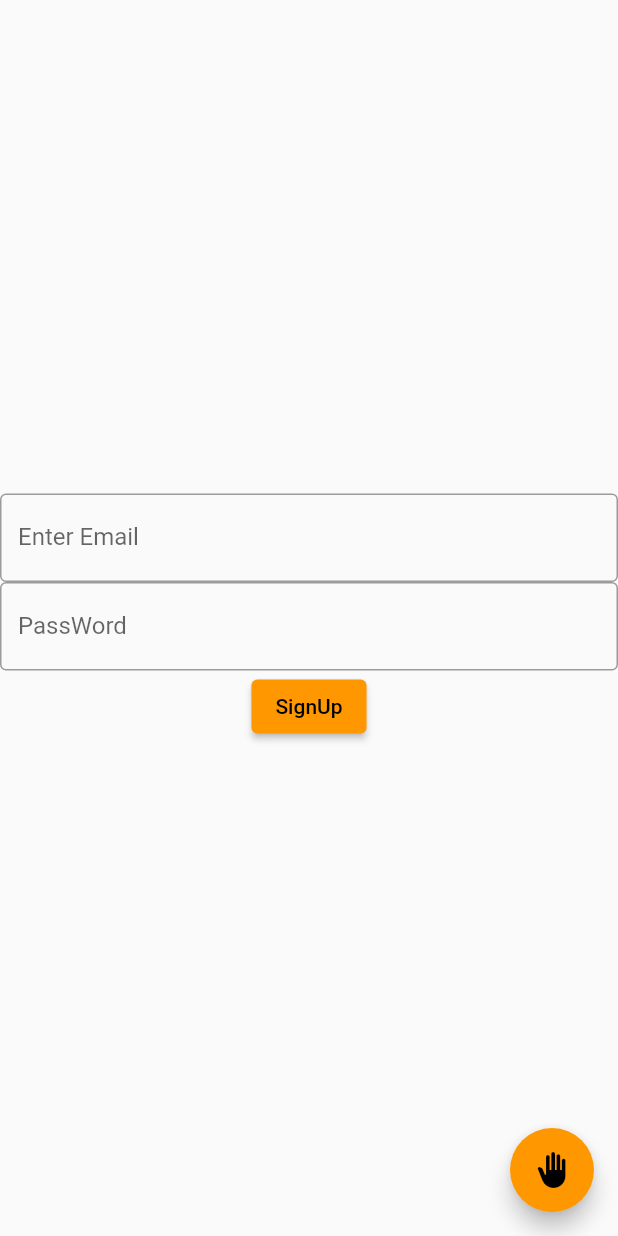
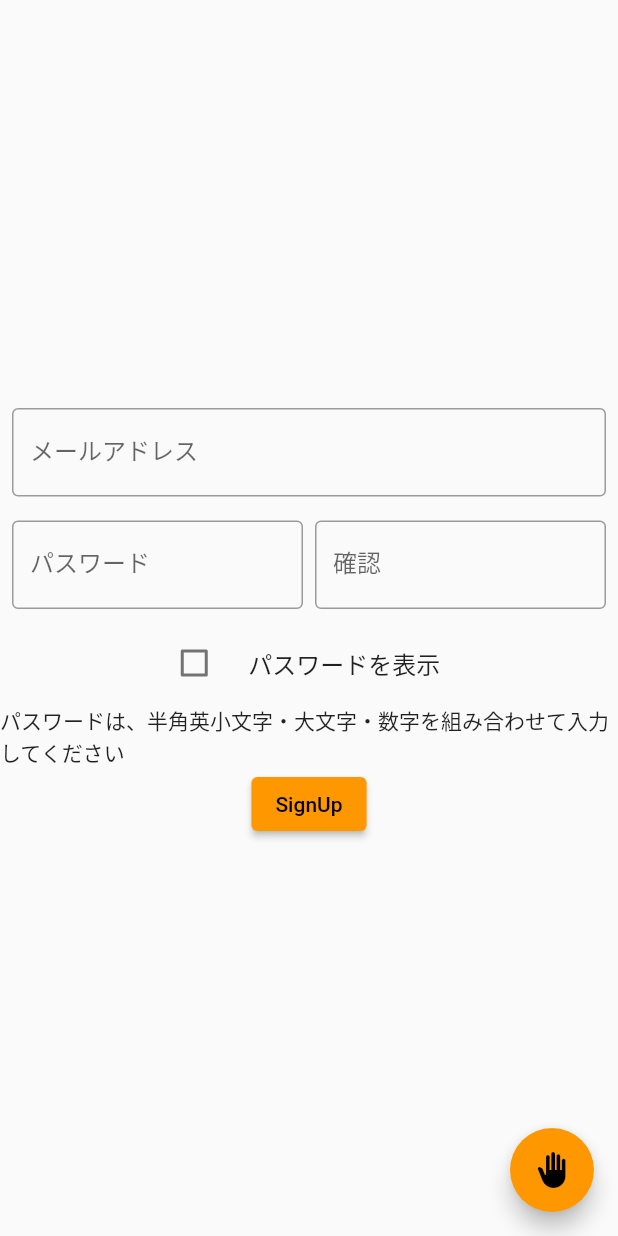
Before and after one commit to shunta0213/KaihatsuDojo, a Flutter app: the SignUpPage screen opened by its route, after a tap on "SignUp", on a phone screen of 412 x 824 dp. Run offline on Flutter 3.47's test engine with Material 2 defaults, Android fonts, the light colour scheme and no system bars; our stand-ins replace firebase_auth, firebase_core; accounts and stored records are empty.

Commit message:
登録画面にパスワードの確認を追加、パスワードの表示/非表示を変えるチェックボックスの追加

```diff
--- a/lib/login_form.dart
+++ b/lib/login_form.dart
@@ -3,6 +3,8 @@ import 'package:firebase_auth/firebase_auth.dart';
 import 'package:kaihatsu_test/main.dart';
 import 'package:provider/provider.dart';
 
+
+// ログイン
 class LoginPage extends StatefulWidget {
   const LoginPage({Key? key}) : super(key: key);
 
@@ -13,7 +15,8 @@ class LoginPage extends StatefulWidget {
 class _LoginPageState extends State<LoginPage> {
   String _email = "";
   String _password = "";
-  String infoText = "";
+  String _infoText = "";
+  bool _passwordVeil = true;
 
   @override
   Widget build(BuildContext context) {
@@ -29,7 +32,7 @@ class _LoginPageState extends State<LoginPage> {
             child: TextFormField(
               decoration: const InputDecoration(
                 border: OutlineInputBorder(),
-                labelText: 'Enter Email',
+                labelText: 'メール',
               ),
               onChanged: (String value) {
                 _email = value;
@@ -41,10 +44,30 @@ class _LoginPageState extends State<LoginPage> {
             child: TextFormField(
               decoration: const InputDecoration(
                 border: OutlineInputBorder(),
-                labelText: 'Enter Password',
+                labelText: 'パスワード',
               ),
+              obscureText: _passwordVeil,
               onChanged: (String value) {
                 _password = value;
+              },
+            ),
+          ),
+          SizedBox(
+            width: 225,
+            child: CheckboxListTile(
+              title: const Text('パスワードを表示'),
+              controlAffinity: ListTileControlAffinity.leading,
+              value: !_passwordVeil,
+              onChanged: (bool? e) {
+                if (e == null) {
+                  setState(() {
+                    _passwordVeil = false;
+                  });
+                } else {
+                  setState(() {
+                    _passwordVeil = !e;
+                  });
+                }
               },
             ),
           ),
@@ -67,24 +90,22 @@ class _LoginPageState extends State<LoginPage> {
                         } catch (e) {
                           // Error
                           setState(() {
-                            infoText = "ログインに失敗しました: ${e.toString()}";
+                            _infoText = "ログインに失敗しました: ${e.toString()}";
                           });
                         }
                       },
-                      child: Text('Signin')),
-                  const SizedBox(
-                    width: 8.0,
-                  ),
+                      child: Text('サインイン')),
+                  const SizedBox(width: 20),
                   ElevatedButton(
                       onPressed: () {
                         Navigator.of(context).pushNamed('/signUpPage');
                       },
-                      child: Text('SignUp')),
+                      child: Text('登録')),
                 ]),
           ),
           Container(
             padding: const EdgeInsets.all(8),
-            child: Text(infoText),
+            child: Text(_infoText),
           ),
         ],
       ),
@@ -92,6 +113,8 @@ class _LoginPageState extends State<LoginPage> {
   }
 }
 
+
+// 登録
 class SignUpPage extends StatefulWidget {
   const SignUpPage({Key? key}) : super(key: key);
 
@@ -100,27 +123,40 @@ class SignUpPage extends StatefulWidget {
 }
 
 class _SignUpPageState extends State<SignUpPage> {
+  String _email = "";
+  String _password = "";
+  String _password1 = "";
+  bool _passwordVeil = false;
+  String _infoText = "";
+
   @override
   Widget build(BuildContext context) {
-    String _email = "";
-    String _password = "";
-    bool passwordVeil = true;
+    final UserState userState = Provider.of<UserState>(context);
+    RegExp pattern = RegExp(r"(?=.*[a-z])(?=.*[A-Z])\w+");
+    bool passCheckBool = true;
 
-    final UserState userState = Provider.of<UserState>(context);
-
-    //
-    String passCheckSentence = 'Password must include at least one upper case';
-    RegExp pattern = RegExp(r"(?=.*[a-z])(?=.*[A-Z])\w+");
-    bool passCheck = false;
+    void togglePassVile (bool? check) {
+        if (check == null) {
+          setState(() {
+            _passwordVeil = false;
+          });
+        } else {
+          setState(() {
+            _passwordVeil = check;
+          });
+        }
+      }
 
     void pathCheck() {
       setState(() {
-        passCheck = pattern.hasMatch(_password);
-        if (passCheck) {
-          passCheckSentence = 'Good PassWord';
-        } else {
-          passCheckSentence = 'Password must include at least one upper case';
+        passCheckBool = pattern.hasMatch(_password);
+        setState(() {
+          if (_password != _password1) {
+            _infoText = "パスワードが一致しません";
+          } else if (!passCheckBool) {
+            _infoText = 'パスワードは、半角英小文字・大文字・数字を組み合わせて入力してください';
           }
+        });
       });
     }
 
@@ -133,11 +169,13 @@ class _SignUpPageState extends State<SignUpPage> {
         userState.setUser(userCredential.user!);
         await Navigator.of(context).pushReplacementNamed('/mainPage');
       } on FirebaseAuthException catch (e) {
+        setState(() {
           if (e.code == 'weak-password') {
-          print('The password provided is too week.');
+            _infoText = 'パスワードは、半角英小文字・大文字・数字を組み合わせて入力してください';
           } else if (e.code == 'email-already-in-use') {
-          print('The account already exists for that mail.');
+            _infoText = 'このメールアドレスにはすでにアカウントが存在します';
           }
+        });
       } catch (e) {
         print(e);
       }
@@ -147,30 +185,70 @@ class _SignUpPageState extends State<SignUpPage> {
       body: Center(
           child: Column(
         mainAxisAlignment: MainAxisAlignment.center,
-        children: [
-          TextFormField(
+        children: <Widget>[
+          Padding(
+            padding: const EdgeInsets.all(8.0),
+            child: TextFormField(
               decoration: const InputDecoration(
                 border: OutlineInputBorder(),
-              labelText: 'Enter Email',
+                labelText: 'メールアドレス',
               ),
               onChanged: (String _emailTemp) {
                 _email = _emailTemp;
               },
             ),
-          TextFormField(
+          ),
+
+          Padding(
+            padding: const EdgeInsets.all(8.0),
+            child: Row(
+              children: [
+                Expanded(
+                  flex: 1,
+                  child: TextFormField(
                     decoration: const InputDecoration(
                       border: OutlineInputBorder(),
-              labelText: 'PassWord',
+                      labelText: 'パスワード',
                     ),
                     // hide password
-            obscureText: passwordVeil,
-            onChanged: (String _passwordTemp) {
-              _password = _passwordTemp;
-            },
+                    obscureText: !_passwordVeil,
+                    onChanged: (String value) => _password = value,
                   ),
+                ),
+                const SizedBox(
+                  width: 8,
+                ),
+                Expanded(
+                  flex: 1,
+                  child: TextFormField(
+                    decoration: const InputDecoration(
+                      border: OutlineInputBorder(),
+                      labelText: '確認',
+                    ),
+                    // hide password
+                    obscureText: !_passwordVeil,
+                    onChanged: (String value) => _password1 = value,
+                  ),
+                ),
+              ],
+            ),
+          ),
+          SizedBox(
+            width: 225,
+            child: CheckboxListTile(
+              title: const Text('パスワードを表示'),
+              controlAffinity: ListTileControlAffinity.leading,
+              value: _passwordVeil,
+              onChanged: (bool? e) => togglePassVile(e),
+            ),
+          ),
+          Text(_infoText),
           ElevatedButton(
               onPressed: () async {
+                pathCheck();
+                if (passCheckBool) {
                   signUp();
+                }
               },
               child: const Text('SignUp')),
         ],
```
Lines whose indentation alone changed are shown as unchanged.
